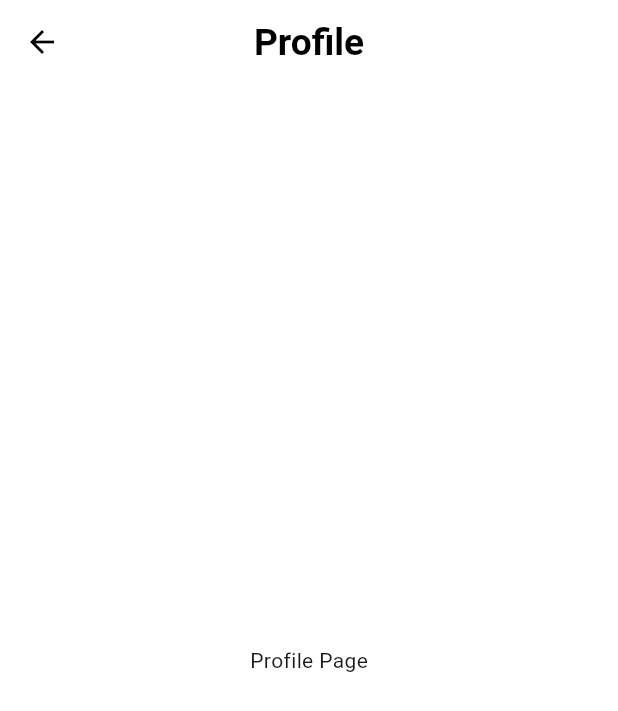
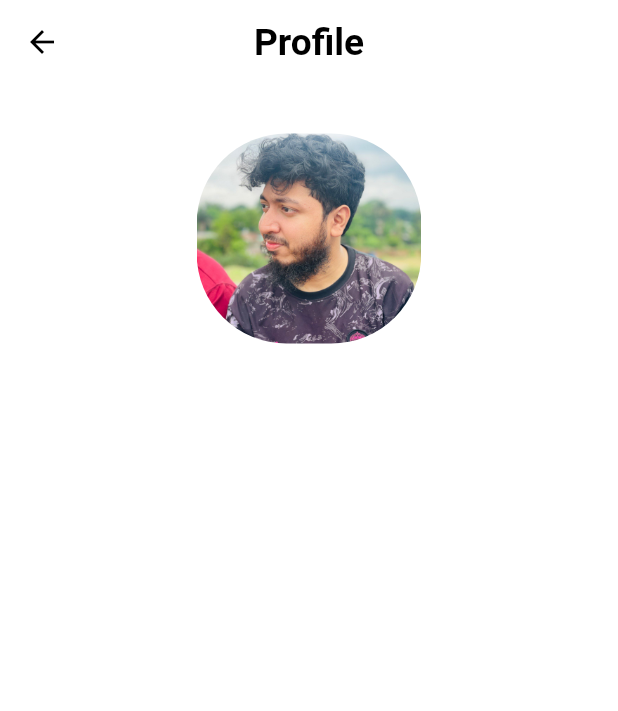
Before and after one commit to abdullahjohar23/expense-tracking-app, a Flutter app: the ProfilePage screen opened directly, on a phone screen of 412 x 824 dp. Shown: the top 711 px of the screen. Run offline on Flutter 3.47's test engine with Material 3 defaults, Android fonts, the phone set to English and light mode, and no system bars; our stand-ins replace cloud_firestore, firebase_auth, firebase_core, random_string, shared_preferences; accounts and stored records are empty.

Commit message:
profile picture added

```diff
--- a/lib/pages/profile.dart
+++ b/lib/pages/profile.dart
@@ -6,7 +6,7 @@ class ProfilePage extends StatelessWidget {
     @override
     Widget build(BuildContext context) {
         final deviceWidth = MediaQuery.of(context).size.width;
-        // final deviceHeight = MediaQuery.of(context).size.height;
+        final deviceHeight = MediaQuery.of(context).size.height;
 
         return Scaffold(
             backgroundColor: Colors.white,
@@ -34,8 +34,26 @@ class ProfilePage extends StatelessWidget {
                 centerTitle: true,
             ),
 
-            body: Center(
-                child: Text('Profile Page')
+            body: Padding(
+                padding: EdgeInsets.only(top: deviceWidth * 0.08),
+                child: Row(
+                    mainAxisAlignment: MainAxisAlignment.center,
+                    children: [
+                        Column(
+                            children: [
+                                ClipRRect(
+                                    borderRadius: BorderRadius.circular(60),
+                                    child: Image.asset('asset/abdullahprofile.jpg',
+                                        height: deviceHeight * 0.17,
+                                        fit: BoxFit.cover,
+                                    ),
+                                ),
+
+
+                            ],
+                        ),
+                    ],
+                ),
             ),
         );
     }
```
